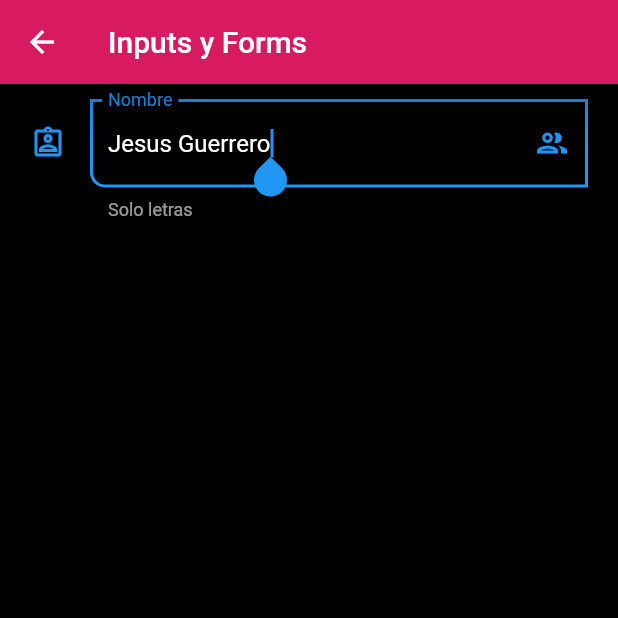
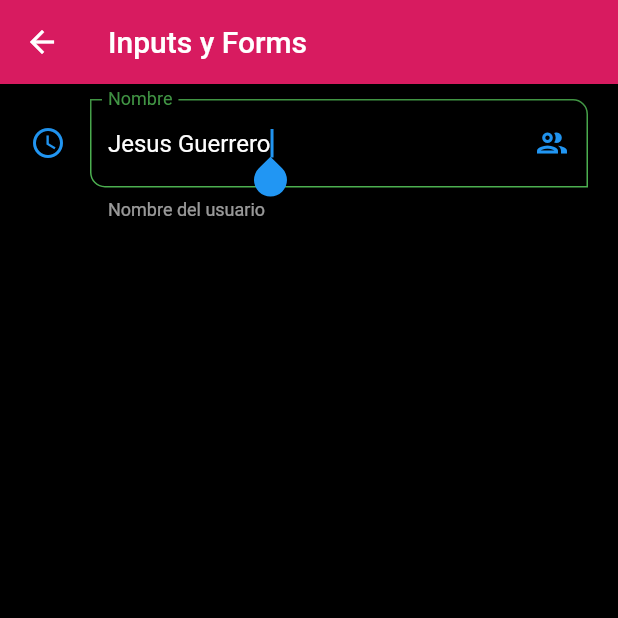
Before and after one commit to jguegon966/fl_components, a Flutter app: the InputsScreen screen opened by its route, on a phone screen of 412 x 824 dp, the top half of it. Run offline on Flutter 3.47's test engine with Material 2 defaults, Android fonts, the phone set to English and light mode, and no system bars.

Commit message:
cambioss3

```diff
--- a/lib/screens/inputs_screen.dart
+++ b/lib/screens/inputs_screen.dart
@@ -1,4 +1,6 @@
 import 'package:flutter/material.dart';
+
+import '../widgets/widgets.dart';
 
 class InputsScreen extends StatelessWidget {
   const InputsScreen({Key? key}) : super(key: key);
@@ -13,31 +15,8 @@ class InputsScreen extends StatelessWidget {
         child: Padding(
           padding: const EdgeInsets.symmetric(horizontal: 20, vertical: 10),
           child: Column(
-            children: [
-              TextFormField(
-                autofocus: true,
-                initialValue: 'Jesus Guerrero',
-                textCapitalization: TextCapitalization.words,
-                onChanged: (value) {
-                  print('value: $value');
-                },
-                validator: (value) {
-                  if (value!.isEmpty) return 'Este campo es requerido';
-                  return value.length < 3 ? 'Minimo de 3 letras' : null;
-                },
-                autovalidateMode: AutovalidateMode.onUserInteraction,
-                decoration: const InputDecoration(
-                  hintText: 'Nombre de usuario',
-                  labelText: 'Nombre',
-                  helperText: 'Solo letras',
-                  //prefixIcon: Icon(Icons.verified_user_outlined),
-                  suffixIcon: Icon(Icons.group_outlined),
-                  icon: Icon (Icons.assignment_ind_outlined),
-                  border: OutlineInputBorder(borderRadius: BorderRadius.only(
-                    bottomLeft: Radius.circular(10)
-                  ))
-                ),
-              )
+            children: const [
+              CustomInputField(labelText: 'Nombre', helperText: 'Nombre del usuario', hinText: 'Pon tu nombre', icon: (Icons.access_time), suffixIcon: (Icons.account_balance_wallet),)
             ],
           ),
         ),
--- a/lib/theme/app_theme.dart
+++ b/lib/theme/app_theme.dart
@@ -33,7 +33,24 @@ class AppTheme {
             shape: const StadiumBorder(),
             elevation: 0,
           ),
-    )
+    ),
+
+    inputDecorationTheme: const InputDecorationTheme(
+      floatingLabelStyle: TextStyle(color: primary),
+      enabledBorder: OutlineInputBorder(
+        borderSide: BorderSide(color: primary),
+        borderRadius: BorderRadius.only(bottomLeft: Radius.circular(10), topRight: Radius.circular(10))
+      ),
+
+      focusedBorder: OutlineInputBorder(
+        borderSide: BorderSide(color: primary),
+        borderRadius: BorderRadius.only(bottomLeft: Radius.circular(10), topRight: Radius.circular(10))
+      ),
+
+      border: OutlineInputBorder(
+        borderRadius: BorderRadius.only(bottomLeft: Radius.circular(10), topRight: Radius.circular(10))
+      )
+    ),
 
   );
 
--- /dev/null
+++ b/lib/widgets/custom_input_Field.dart
@@ -0,0 +1,43 @@
+import 'package:flutter/material.dart';
+
+class CustomInputField extends StatelessWidget {
+  final String? hinText;
+  final String? labelText;
+  final String? helperText;
+  final IconData? icon;
+  final IconData? suffixIcon;
+
+  const CustomInputField({
+    Key? key,
+    this.hinText,
+    this.labelText,
+    this.helperText,
+    this.icon,
+    this.suffixIcon,
+  }) : super(key: key);
+
+  @override
+  Widget build(BuildContext context) {
+    return TextFormField(
+      autofocus: true,
+      initialValue: 'Jesus Guerrero',
+      textCapitalization: TextCapitalization.words,
+      onChanged: (value) {
+        print('value: $value');
+      },
+      validator: (value) {
+        if (value!.isEmpty) return 'Este campo es requerido';
+        return value.length < 3 ? 'Minimo de 3 letras' : null;
+      },
+      autovalidateMode: AutovalidateMode.onUserInteraction,
+      decoration: InputDecoration(
+        hintText: hinText,
+        labelText: labelText,
+        helperText: helperText,
+        //prefixIcon: Icon(Icons.verified_user_outlined),
+        suffixIcon: suffixIcon == null ? null : Icon(Icons.group_outlined),
+        icon: icon == null ? null : Icon( icon ),
+      ),
+    );
+  }
+}
--- a/lib/widgets/widgets.dart
+++ b/lib/widgets/widgets.dart
@@ -1,3 +1,5 @@
+export 'package:fl_components/widgets/custom_input_Field.dart';
+
 export 'package:fl_components/widgets/custom_card_type_2.dart';
 
 export 'package:fl_components/widgets/custom_card_type_1.dart';
```
